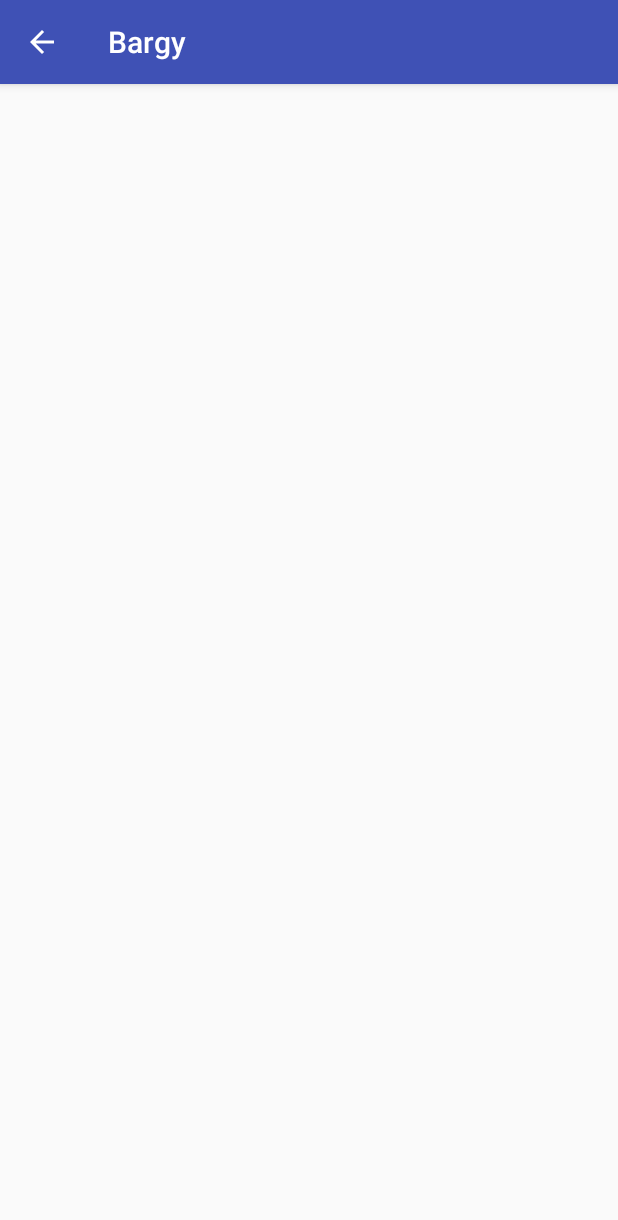
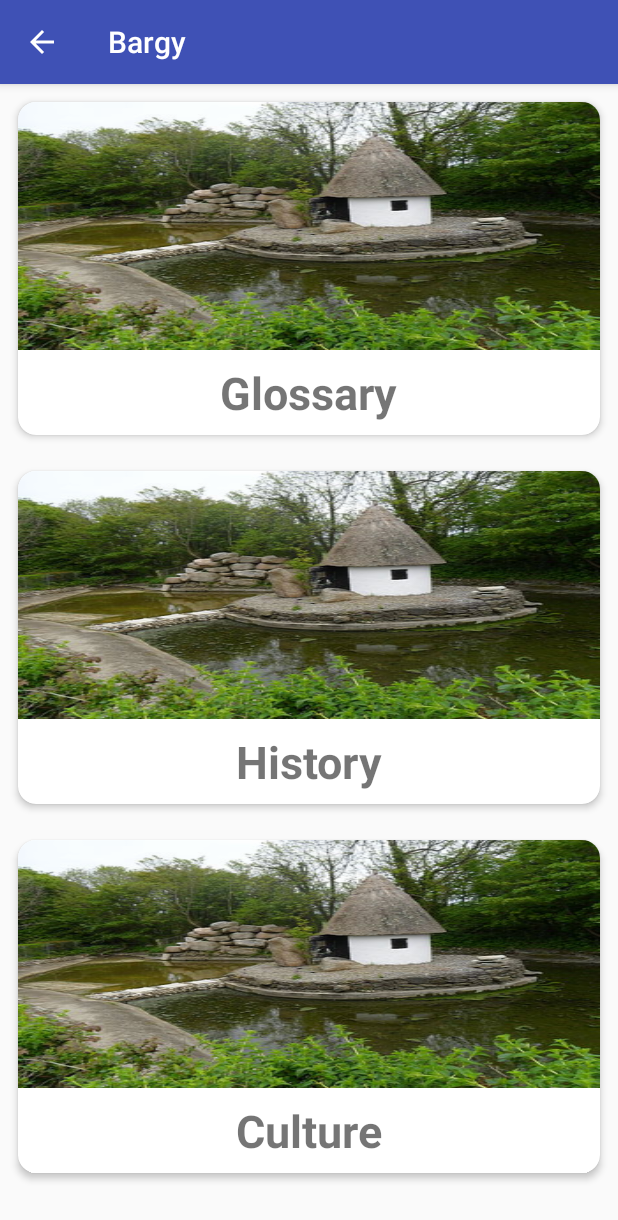
Before and after one commit to patrickjkennedy/Bargy, an Android app: the MenuActivity screen opened directly, with no data from a screen before it, on a phone screen of 412 x 824 dp. Shown: the top 1220 px of the screen. Run offline under Robolectric (Android 15) with nearby library versions, the phone set to English and light mode, and no system bars; our stand-ins replace ButterKnife; 1 statement that could not run was skipped.

Commit message:
feat: Added language name to App bar

```diff
--- a/app/src/main/java/com/lunareclipse/bargy/ui/LanguageMenuFragment.java
+++ b/app/src/main/java/com/lunareclipse/bargy/ui/LanguageMenuFragment.java
@@ -6,6 +6,7 @@ import android.os.Bundle;
 import android.os.Parcelable;
 import android.support.annotation.Nullable;
 import android.support.v4.app.Fragment;
+import android.support.v7.widget.CardView;
 import android.support.v7.widget.LinearLayoutManager;
 import android.support.v7.widget.RecyclerView;
 import android.util.Log;
@@ -34,8 +35,10 @@ public class LanguageMenuFragment extends Fragment {
     // Context
     private Context mContext;
 
-    // ProgressBar for Loading
-    @BindView(R.id.pb_loading_indicator) ProgressBar mLoadingIndicator;
+    // Cardviews for Language Menu
+    @BindView(R.id.cv_glossary) CardView mGlossaryOption;
+    @BindView(R.id.cv_history) CardView mHistoryOption;
+    @BindView(R.id.cv_culture) CardView mCultureOption;
 
     public LanguageMenuFragment() {
         // Required empty public constructor
@@ -50,6 +53,34 @@ public class LanguageMenuFragment extends Fragment {
 
         final View rootView = inflater.inflate(R.layout.fragment_language_menu, container, false);
 
+        // Bind Butterknife variables
+        ButterKnife.bind(this, rootView);
+
+        mGlossaryOption.setOnClickListener(new View.OnClickListener() {
+            @Override
+            public void onClick(View view) {
+                // Create the glossary fragment
+                Log.d("LanguageMenuFragment", "Glossary - ta da!");
+            }
+        });
+
+        mHistoryOption.setOnClickListener(new View.OnClickListener() {
+            @Override
+            public void onClick(View view) {
+                // Create the history fragment
+                Log.d("LanguageMenuFragment", "History - ta da!");
+
+            }
+        });
+
+        mCultureOption.setOnClickListener(new View.OnClickListener() {
+            @Override
+            public void onClick(View view) {
+                // Create the culture fragment
+                Log.d("LanguageMenuFragment", "Culture - ta da!");
+            }
+        });
+
         return rootView;
     }
 
--- a/app/src/main/java/com/lunareclipse/bargy/ui/MenuActivity.java
+++ b/app/src/main/java/com/lunareclipse/bargy/ui/MenuActivity.java
@@ -1,9 +1,12 @@
 package com.lunareclipse.bargy.ui;
 
+import android.content.Intent;
 import android.support.v7.app.AppCompatActivity;
 import android.os.Bundle;
+import android.util.Log;
 
 import com.lunareclipse.bargy.R;
+import com.lunareclipse.bargy.model.Language;
 
 public class MenuActivity extends AppCompatActivity {
 
@@ -11,5 +14,10 @@ public class MenuActivity extends AppCompatActivity {
     protected void onCreate(Bundle savedInstanceState) {
         super.onCreate(savedInstanceState);
         setContentView(R.layout.activity_menu);
+
+        // Get the language name and update the Activity title on-screen
+        Intent intent = getIntent();
+        Language language = (Language) intent.getSerializableExtra("language");
+        this.setTitle(language.getName());
     }
 }
--- a/app/src/main/res/layout/activity_menu.xml
+++ b/app/src/main/res/layout/activity_menu.xml
@@ -1,9 +1,6 @@
 <?xml version="1.0" encoding="utf-8"?>
-<android.support.constraint.ConstraintLayout xmlns:android="http://schemas.android.com/apk/res/android"
-    xmlns:app="http://schemas.android.com/apk/res-auto"
-    xmlns:tools="http://schemas.android.com/tools"
+<fragment xmlns:android="http://schemas.android.com/apk/res/android"
     android:layout_width="match_parent"
     android:layout_height="match_parent"
-    tools:context=".ui.MenuActivity">
-
-</android.support.constraint.ConstraintLayout>
+    android:id="@+id/home_fragment"
+    android:name="com.lunareclipse.bargy.ui.LanguageMenuFragment"/>
--- a/app/src/main/res/layout/fragment_language_menu.xml
+++ b/app/src/main/res/layout/fragment_language_menu.xml
@@ -33,7 +33,7 @@
                 android:id="@+id/iv_glossary"
                 android:layout_alignParentTop="true"
                 android:scaleType="fitXY"
-                tools:src="@drawable/yola"
+                android:src="@drawable/yola"
                 tools:contentDescription="Language Image"/>
 
             <TextView
@@ -76,7 +76,7 @@
                 android:id="@+id/iv_history"
                 android:layout_alignParentTop="true"
                 android:scaleType="fitXY"
-                tools:src="@drawable/yola"
+                android:src="@drawable/yola"
                 tools:contentDescription="Language Image"/>
 
             <TextView
@@ -119,7 +119,7 @@
                 android:id="@+id/iv_culture"
                 android:layout_alignParentTop="true"
                 android:scaleType="fitXY"
-                tools:src="@drawable/yola"
+                android:src="@drawable/yola"
                 tools:contentDescription="Language Image"/>
 
             <TextView
```
